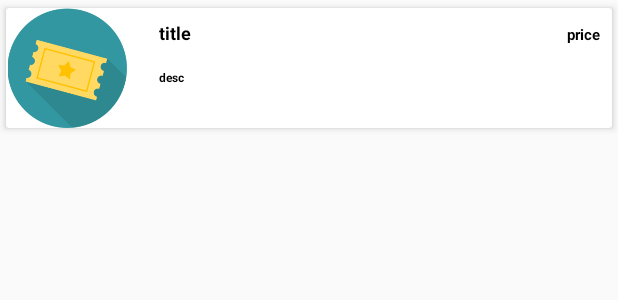
After one commit to GamesB2/StokeWayfinder, an Android app: the layout a_row.xml on its own in the app's theme, with its tools: preview values and no code run, on a phone screen of 412 x 824 dp. The commit adds this screen. Shown: the top 300 px of the screen. Run offline under Robolectric (Android 15) with nearby library versions, the phone set to English and light mode, and no system bars.

Commit message:
New stuff

```diff
--- a/app/src/main/AndroidManifest.xml
+++ b/app/src/main/AndroidManifest.xml
@@ -79,6 +79,8 @@
             android:launchMode="singleTop" />
 
         <activity android:name=".activity.ListEvents"></activity>
+        <activity android:name=".activity.ListAttractions"></activity>
+        <activity android:name=".activity.ListLandmarks"></activity>
 
 
         <activity
--- /dev/null
+++ b/app/src/main/res/layout/a_row.xml
@@ -0,0 +1,95 @@
+<?xml version="1.0" encoding="utf-8"?>
+<android.support.v7.widget.CardView xmlns:android="http://schemas.android.com/apk/res/android"
+    xmlns:cardview="http://schemas.android.com/apk/res-auto"
+    android:layout_width="match_parent"
+    android:layout_height="wrap_content"
+    android:layout_marginBottom="5dp"
+    cardview:cardCornerRadius="2dp"
+    cardview:cardElevation="3dp"
+    cardview:cardUseCompatPadding="true">
+
+    <RelativeLayout
+        android:layout_width="match_parent"
+        android:layout_height="match_parent">
+
+        <LinearLayout
+            android:layout_width="match_parent"
+            android:layout_height="wrap_content"
+            android:layout_weight="1"
+            android:orientation="horizontal">
+
+            <ImageView
+                android:id="@+id/thumbnail"
+                android:layout_width="82dp"
+                android:layout_height="80dp"
+                android:cropToPadding="false"
+                android:scaleType="fitCenter"
+                android:src="@drawable/a_icon" />
+
+            <LinearLayout
+                android:layout_width="match_parent"
+                android:layout_height="wrap_content"
+                android:layout_weight="1"
+                android:orientation="vertical">
+
+                <LinearLayout
+                    android:layout_width="match_parent"
+                    android:layout_height="wrap_content"
+                    android:layout_weight="1"
+                    android:orientation="horizontal">
+
+                    <TextView
+                        android:id="@+id/title"
+                        android:layout_width="match_parent"
+                        android:layout_height="wrap_content"
+                        android:layout_centerVertical="true"
+                        android:layout_marginLeft="12dp"
+                        android:layout_weight="1"
+                        android:maxLines="3"
+                        android:padding="8dp"
+                        android:text="title"
+                        android:textAlignment="textStart"
+                        android:textAppearance="@style/TextAppearance.AppCompat.Headline"
+                        android:textColor="#000"
+                        android:textSize="12sp"
+                        android:textStyle="bold" />
+
+                    <TextView
+                        android:id="@+id/tPrice"
+                        android:layout_width="match_parent"
+                        android:layout_height="wrap_content"
+                        android:layout_centerVertical="true"
+                        android:layout_marginLeft="12dp"
+                        android:layout_weight="1"
+                        android:maxLines="3"
+                        android:padding="8dp"
+                        android:text="price"
+                        android:textAlignment="textEnd"
+                        android:textAppearance="@style/TextAppearance.AppCompat.Headline"
+                        android:textColor="#000"
+                        android:textSize="10sp"
+                        android:textStyle="bold" />
+                </LinearLayout>
+
+                <TextView
+                    android:id="@+id/tDesc"
+                    android:layout_width="match_parent"
+                    android:layout_height="wrap_content"
+                    android:layout_centerVertical="true"
+                    android:layout_marginLeft="12dp"
+                    android:layout_weight="1"
+                    android:maxLines="3"
+                    android:padding="8dp"
+                    android:text="desc"
+                    android:textAlignment="textStart"
+                    android:textAppearance="@style/TextAppearance.AppCompat.Headline"
+                    android:textColor="#000"
+                    android:textSize="8sp"
+                    android:textStyle="bold" />
+
+            </LinearLayout>
+
+        </LinearLayout>
+    </RelativeLayout>
+
+</android.support.v7.widget.CardView>
```
Also changed, not shown: app/src/main/java/com/example/w028006g/regnlogin/MyRecyclerViewAdapterListA.java (added, +96 -0 lines), app/src/main/java/com/example/w028006g/regnlogin/MyRecyclerViewAdapterListL.java (added, +96 -0 lines), app/src/main/java/com/example/w028006g/regnlogin/activity/ListAttractions.java (added, +40 -0 lines), app/src/main/java/com/example/w028006g/regnlogin/activity/ListLandmarks.java (added, +41 -0 lines), app/src/main/java/com/example/w028006g/regnlogin/activity/MainActivity.java (+23 -0 lines), app/src/main/res/layout/l_row.xml (added, +95 -0 lines), app/src/main/res/layout/recommend.xml (+4 -4 lines), app/src/main/res/drawable/a_icon.png (added), app/src/main/res/drawable/l_icon.png (added).
